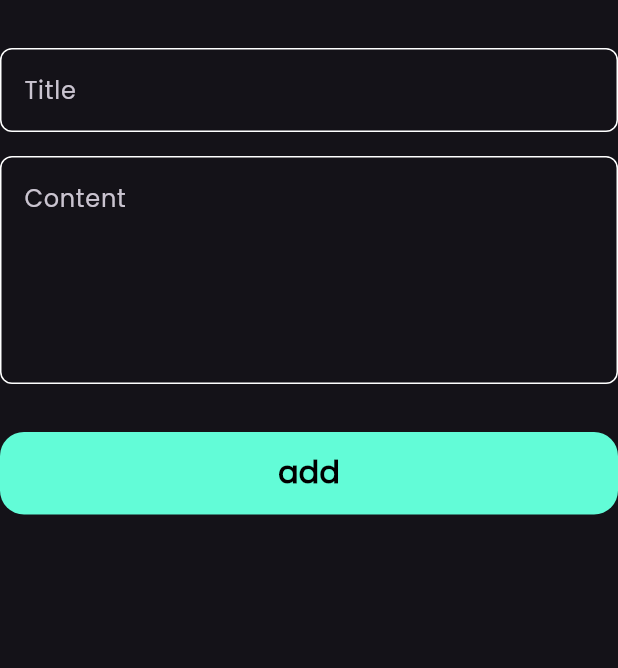
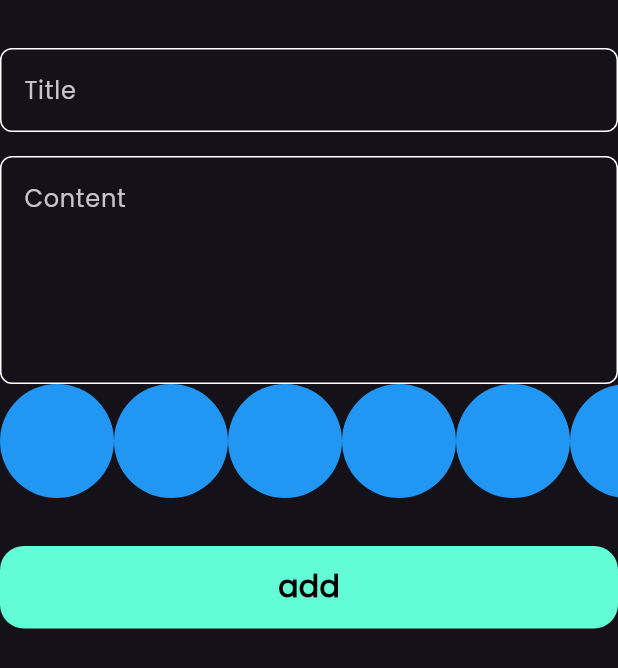
Before and after one commit to MostafaGaber135/Notes_App, a Flutter app: the AddNoteForm widget shown alone on an empty page, opened directly, on a phone screen of 412 x 824 dp. Shown: the top 668 px of the screen. Run offline on Flutter 3.47's test engine with Material 3 defaults, Android fonts, the phone set to English and light mode, and no system bars; our stand-ins replace bloc, flutter_bloc, font_awesome_flutter, hive, hive_flutter; missing offline and left inert: flutter_windowmanager; accounts and stored records are empty.

Commit message:
create colors list view part 1

```diff
--- a/lib/widgets/add_note_bottom_sheet.dart
+++ b/lib/widgets/add_note_bottom_sheet.dart
@@ -13,7 +13,6 @@ return  BlocProvider(
   child: BlocConsumer<AddNoteCubit, AddNotesState> (
     listener: (context, state) {
       if(state is AddNotesFailure ){
-
     }
       if(state is AddNotesSuccess){
         BlocProvider.of<NotesCubit>(context).fetchAllNotes();
@@ -27,7 +26,6 @@ return  BlocProvider(
           padding:  EdgeInsets.only(left: 16, right: 16,
           bottom: MediaQuery.of(context).viewInsets.bottom
       ),
-
             child: const SingleChildScrollView(
             child: AddNoteForm()
               ),
--- a/lib/widgets/add_note_form.dart
+++ b/lib/widgets/add_note_form.dart
@@ -5,6 +5,7 @@ import 'package:intl/intl.dart';
 import 'package:notes_app/cubits/features/add_note_cubit/presentation/cubit/add_note_cubit.dart';
 import 'package:notes_app/modals/note_model.dart';
 import 'package:notes_app/widgets/Custom_bottom.dart';
+import 'package:notes_app/widgets/colors_list_view.dart';
 import 'package:notes_app/widgets/custom_text_field.dart';
 
 class AddNoteForm extends StatefulWidget {
@@ -45,6 +46,7 @@ class _AddNoteFormState extends State<AddNoteForm> {
               hint: 'Content',
               maxLines: 5,
               ),
+            const ColorListView(),
             const SizedBox(height: 32,),
               BlocBuilder<AddNoteCubit, AddNotesState>(
                 builder: (context, state){
@@ -70,7 +72,6 @@ class _AddNoteFormState extends State<AddNoteForm> {
                   },
                 );
                 }
-
               ),
           const SizedBox(height: 16,),
           ],
--- /dev/null
+++ b/lib/widgets/colors_list_view.dart
@@ -0,0 +1,31 @@
+import 'package:flutter/material.dart';
+
+class ColorItem extends StatelessWidget {
+  const ColorItem({super.key});
+
+  @override
+  Widget build(BuildContext context) {
+    return const CircleAvatar(
+      radius: 38,
+      backgroundColor: Colors.blue,
+    );
+  }
+}
+
+class ColorListView extends StatelessWidget {
+  const ColorListView({super.key});
+
+  @override
+  Widget build(BuildContext context) {
+    return SizedBox(
+      height: 38 * 2,
+      child: ListView.builder(
+        itemCount: 10,
+        scrollDirection: Axis.horizontal,
+        itemBuilder: (context , index){
+          return const ColorItem();
+        },
+      ),
+    );
+  }
+}
```
Lines whose indentation alone changed are shown as unchanged.
